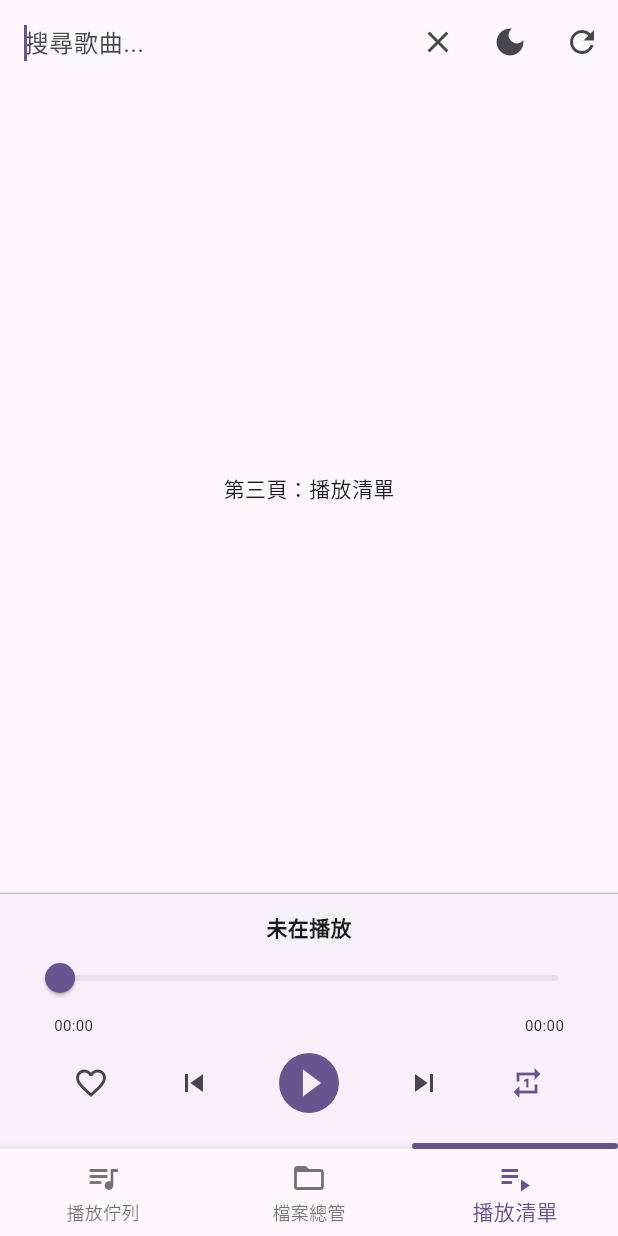
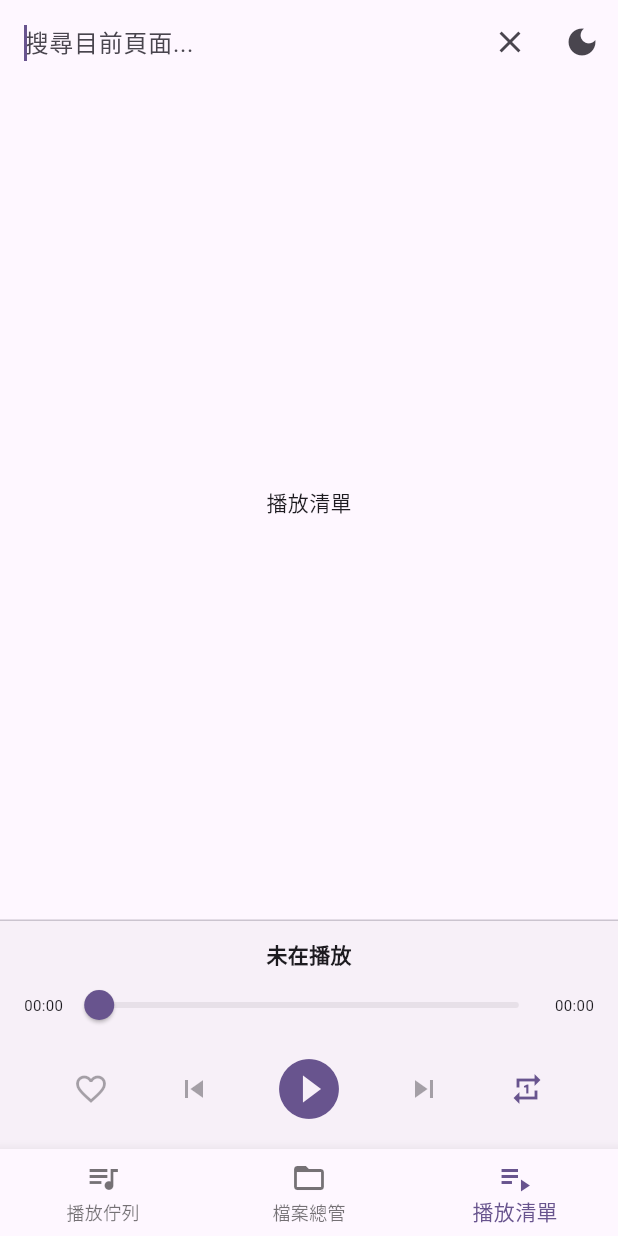
Before and after one commit to lv1codeman/sixer_mp3_player, a Flutter app: the screen it shows after launch, item 3 of the bottom bar chosen, after a tap on the "repeat" icon, after a tap on the "search" icon, on a phone screen of 412 x 824 dp. Run offline on Flutter 3.47's test engine with Material 3 defaults, Android fonts, the phone set to English and light mode, and no system bars; our stand-ins replace audioplayers, permission_handler.

Commit message:
播放佇列、檔案總管的功能區分，檔案總管新增多選功能

```diff
--- a/lib/main.dart
+++ b/lib/main.dart
@@ -44,12 +44,11 @@ class _MainScreenState extends State<MainScreen> {
   final TextEditingController _searchController = TextEditingController();
   final GlobalKey<_FileBrowserPageState> _fileBrowserKey = GlobalKey();
 
-  // --- 播放器狀態 ---
   final AudioPlayer _audioPlayer = AudioPlayer();
+  final List<FileSystemEntity> _playQueue = [];
   String _currentTitle = "未在播放";
-  String _currentPath = ""; // 紀錄目前播放檔案的路徑
+  String _currentPath = "";
   bool _isPlaying = false;
-  bool _isFavorite = false;
   int _playMode = 0;
 
   Duration _duration = Duration.zero;
@@ -59,20 +58,22 @@ class _MainScreenState extends State<MainScreen> {
   @override
   void initState() {
     super.initState();
-    _durationSub = _audioPlayer.onDurationChanged.listen(
-      (d) => setState(() => _duration = d),
-    );
-    _positionSub = _audioPlayer.onPositionChanged.listen(
-      (p) => setState(() => _position = p),
-    );
-    _stateSub = _audioPlayer.onPlayerStateChanged.listen(
-      (s) => setState(() => _isPlaying = s == PlayerState.playing),
-    );
+    _durationSub = _audioPlayer.onDurationChanged.listen((d) {
+      setState(() => _duration = d);
+    });
+    _positionSub = _audioPlayer.onPositionChanged.listen((p) {
+      setState(() => _position = p);
+    });
+    _stateSub = _audioPlayer.onPlayerStateChanged.listen((s) {
+      setState(() => _isPlaying = s == PlayerState.playing);
+    });
     _completeSub = _audioPlayer.onPlayerComplete.listen((event) {
+      if (_selectedIndex == 0) {
         if (_playMode == 1) {
           _audioPlayer.resume();
         } else {
           _playNext();
+        }
       }
     });
   }
@@ -93,24 +94,34 @@ class _MainScreenState extends State<MainScreen> {
     OverlayEntry overlayEntry = OverlayEntry(
       builder: (context) => Positioned(
         top: MediaQuery.of(context).size.height * 0.5,
+        child: SizedBox(
           width: MediaQuery.of(context).size.width,
-        child: DefaultTextStyle(
-          style: const TextStyle(color: Colors.white, fontSize: 14),
           child: Center(
+            child: Material(
+              color: Colors.transparent,
               child: Container(
-              padding: const EdgeInsets.symmetric(horizontal: 24, vertical: 12),
+                padding: const EdgeInsets.symmetric(
+                  horizontal: 24,
+                  vertical: 12,
+                ),
                 decoration: BoxDecoration(
                   color: Colors.black.withValues(alpha: 0.7),
                   borderRadius: BorderRadius.circular(25),
                 ),
-              child: Text(message),
+                child: Text(
+                  message,
+                  style: const TextStyle(color: Colors.white),
+                ),
+              ),
             ),
           ),
         ),
       ),
     );
     overlayState.insert(overlayEntry);
-    Future.delayed(const Duration(seconds: 1), () => overlayEntry.remove());
+    Future.delayed(const Duration(seconds: 1), () {
+      overlayEntry.remove();
+    });
   }
 
   void _handlePlay(String path) async {
@@ -122,24 +133,50 @@ class _MainScreenState extends State<MainScreen> {
     });
   }
 
+  void _addToQueue(List<FileSystemEntity> files) {
+    int addedCount = 0;
+    setState(() {
+      for (var file in files) {
+        if (!_playQueue.any((e) => e.path == file.path)) {
+          _playQueue.add(file);
+          addedCount++;
+        }
+      }
+    });
+    if (addedCount > 0) {
+      _showCenterToast("已加入 $addedCount 首歌曲");
+    } else {
+      _showCenterToast("歌曲已存在於佇列中");
+    }
+  }
+
   void _playNext() {
-    final browserState = _fileBrowserKey.currentState;
-    if (browserState == null || browserState._allFiles.isEmpty) return;
-    List<FileSystemEntity> list = browserState._allFiles;
-    int currentIndex = list.indexWhere((file) => file.path == _currentPath);
+    if (_playQueue.isEmpty) {
+      return;
+    }
+    int currentIndex = _playQueue.indexWhere(
+      (file) => file.path == _currentPath,
+    );
     int nextIndex = _playMode == 2
-        ? Random().nextInt(list.length)
-        : (currentIndex + 1) % list.length;
-    _handlePlay(list[nextIndex].path);
+        ? Random().nextInt(_playQueue.length)
+        : (currentIndex + 1) % _playQueue.length;
+    _handlePlay(_playQueue[nextIndex].path);
   }
 
   void _playPrevious() {
-    final browserState = _fileBrowserKey.currentState;
-    if (browserState == null || browserState._allFiles.isEmpty) return;
-    List<FileSystemEntity> list = browserState._allFiles;
-    int currentIndex = list.indexWhere((file) => file.path == _currentPath);
-    int prevIndex = (currentIndex - 1 + list.length) % list.length;
-    _handlePlay(list[prevIndex].path);
+    if (_playQueue.isEmpty) {
+      return;
+    }
+    int currentIndex = _playQueue.indexWhere(
+      (file) => file.path == _currentPath,
+    );
+    int prevIndex = (currentIndex - 1 + _playQueue.length) % _playQueue.length;
+    _handlePlay(_playQueue[prevIndex].path);
+  }
+
+  String _formatDuration(Duration d) {
+    String twoDigits(int n) => n.toString().padLeft(2, "0");
+    return "${twoDigits(d.inMinutes.remainder(60))}:${twoDigits(d.inSeconds.remainder(60))}";
   }
 
   @override
@@ -158,24 +195,31 @@ class _MainScreenState extends State<MainScreen> {
                   controller: _searchController,
                   autofocus: true,
                   decoration: const InputDecoration(
-                    hintText: '搜尋歌曲...',
+                    hintText: '搜尋目前頁面...',
                     border: InputBorder.none,
                   ),
                   onChanged: (value) => setState(() {}),
                 )
-              : const Text('Sixer MP3 Player'),
+              : Text(
+                  _selectedIndex == 0
+                      ? "播放佇列"
+                      : (_selectedIndex == 1 ? "檔案總管" : "播放清單"),
+                ),
           actions: [
             IconButton(
               icon: Icon(_isSearching ? Icons.close : Icons.search),
-              onPressed: () => setState(() {
+              onPressed: () {
+                setState(() {
                   _isSearching = !_isSearching;
-                if (!_isSearching) _searchController.clear();
-              }),
+                  _searchController.clear();
+                });
+              },
             ),
             IconButton(
               icon: Icon(_isDarkMode ? Icons.light_mode : Icons.dark_mode),
               onPressed: () => setState(() => _isDarkMode = !_isDarkMode),
             ),
+            if (_selectedIndex == 1)
               IconButton(
                 icon: const Icon(Icons.refresh),
                 onPressed: () =>
@@ -189,20 +233,27 @@ class _MainScreenState extends State<MainScreen> {
               child: IndexedStack(
                 index: _selectedIndex,
                 children: [
-                  const Center(child: Text("第一頁：播放佇列")),
+                  QueuePage(
+                    queue: _playQueue,
+                    currentPath: _currentPath,
+                    isDark: _isDarkMode,
+                    onFileTap: _handlePlay,
+                    searchQuery: _searchController.text,
+                  ),
                   FileBrowserPage(
                     key: _fileBrowserKey,
                     searchQuery: _searchController.text,
                     isDark: _isDarkMode,
                     onFileTap: _handlePlay,
-                    currentPlayingPath: _currentPath, // 傳遞目前路徑給子頁面
+                    currentPlayingPath: _currentPath,
+                    onBatchAdd: _addToQueue,
                   ),
-                  const Center(child: Text("第三頁：播放清單")),
+                  const Center(child: Text("播放清單")),
                 ],
               ),
             ),
             const Divider(height: 1),
-            // 播放控制區
+            // --- 控制區 ---
             Container(
               padding: const EdgeInsets.fromLTRB(16, 12, 16, 8),
               color: _isDarkMode
@@ -217,7 +268,14 @@ class _MainScreenState extends State<MainScreen> {
                     overflow: TextOverflow.ellipsis,
                     style: const TextStyle(fontWeight: FontWeight.bold),
                   ),
-                  Slider(
+                  Row(
+                    children: [
+                      Text(
+                        _formatDuration(_position),
+                        style: const TextStyle(fontSize: 10),
+                      ),
+                      Expanded(
+                        child: Slider(
                           value: _position.inSeconds.toDouble(),
                           max: _duration.inSeconds.toDouble() > 0
                               ? _duration.inSeconds.toDouble()
@@ -225,14 +283,6 @@ class _MainScreenState extends State<MainScreen> {
                           onChanged: (v) =>
                               _audioPlayer.seek(Duration(seconds: v.toInt())),
                         ),
-                  Padding(
-                    padding: const EdgeInsets.symmetric(horizontal: 20),
-                    child: Row(
-                      mainAxisAlignment: MainAxisAlignment.spaceBetween,
-                      children: [
-                        Text(
-                          _formatDuration(_position),
-                          style: const TextStyle(fontSize: 10),
                       ),
                       Text(
                         _formatDuration(_duration),
@@ -240,21 +290,16 @@ class _MainScreenState extends State<MainScreen> {
                       ),
                     ],
                   ),
-                  ),
                   Row(
                     mainAxisAlignment: MainAxisAlignment.spaceEvenly,
                     children: [
-                      IconButton(
-                        icon: Icon(
-                          _isFavorite ? Icons.favorite : Icons.favorite_border,
-                        ),
-                        color: _isFavorite ? Colors.red : null,
-                        onPressed: () =>
-                            setState(() => _isFavorite = !_isFavorite),
+                      const IconButton(
+                        icon: Icon(Icons.favorite_border),
+                        onPressed: null,
                       ),
                       IconButton(
                         icon: const Icon(Icons.skip_previous),
-                        onPressed: _playPrevious,
+                        onPressed: _selectedIndex == 0 ? _playPrevious : null,
                       ),
                       IconButton(
                         iconSize: 48,
@@ -270,9 +315,16 @@ class _MainScreenState extends State<MainScreen> {
                       ),
                       IconButton(
                         icon: const Icon(Icons.skip_next),
-                        onPressed: _playNext,
+                        onPressed: _selectedIndex == 0 ? _playNext : null,
                       ),
-                      IconButton(
+                      _selectedIndex == 1
+                          ? IconButton(
+                              icon: const Icon(Icons.add_circle_outline),
+                              color: colorScheme.primary,
+                              onPressed: () => _fileBrowserKey.currentState
+                                  ?._addSelectedToQueue(),
+                            )
+                          : IconButton(
                               icon: Icon(
                                 _playMode == 0
                                     ? Icons.repeat
@@ -295,42 +347,17 @@ class _MainScreenState extends State<MainScreen> {
                 ],
               ),
             ),
-            // 指示條
-            Stack(
-              children: [
-                Container(
-                  height: 4,
-                  color: colorScheme.surfaceContainerHighest.withValues(
-                    alpha: 0.3,
-                  ),
-                ),
-                AnimatedAlign(
-                  duration: const Duration(milliseconds: 250),
-                  curve: Curves.easeInOut,
-                  alignment: Alignment(
-                    _selectedIndex == 0
-                        ? -1.0
-                        : (_selectedIndex == 1 ? 0.0 : 1.0),
-                    0,
-                  ),
-                  child: FractionallySizedBox(
-                    widthFactor: 1 / 3,
-                    child: Container(
-                      height: 4,
-                      decoration: BoxDecoration(
-                        color: colorScheme.primary,
-                        borderRadius: BorderRadius.circular(2),
-                      ),
-                    ),
-                  ),
-                ),
-              ],
-            ),
           ],
         ),
         bottomNavigationBar: BottomNavigationBar(
           currentIndex: _selectedIndex,
-          onTap: (i) => setState(() => _selectedIndex = i),
+          onTap: (i) {
+            setState(() {
+              _selectedIndex = i;
+              _isSearching = false;
+              _searchController.clear();
+            });
+          },
           items: const [
             BottomNavigationBarItem(
               icon: Icon(Icons.queue_music),
@@ -349,26 +376,92 @@ class _MainScreenState extends State<MainScreen> {
       ),
     );
   }
+}
 
-  String _formatDuration(Duration d) {
-    String twoDigits(int n) => n.toString().padLeft(2, "0");
-    return "${twoDigits(d.inMinutes.remainder(60))}:${twoDigits(d.inSeconds.remainder(60))}";
+// --- 其餘 QueuePage 與 FileBrowserPage 邏輯同上，僅修正 if 語法 ---
+class QueuePage extends StatelessWidget {
+  final List<FileSystemEntity> queue;
+  final String currentPath;
+  final bool isDark;
+  final Function(String) onFileTap;
+  final String searchQuery;
+
+  const QueuePage({
+    super.key,
+    required this.queue,
+    required this.currentPath,
+    required this.isDark,
+    required this.onFileTap,
+    required this.searchQuery,
+  });
+
+  @override
+  Widget build(BuildContext context) {
+    final filteredQueue = queue
+        .where(
+          (file) => file.path
+              .split('/')
+              .last
+              .toLowerCase()
+              .contains(searchQuery.toLowerCase()),
+        )
+        .toList();
+
+    return Column(
+      children: [
+        Container(
+          width: double.infinity,
+          padding: const EdgeInsets.symmetric(vertical: 8, horizontal: 16),
+          color: isDark ? Colors.black26 : Colors.grey[200],
+          child: Text(
+            "佇列中找到 ${filteredQueue.length} 首",
+            style: const TextStyle(fontSize: 12),
+          ),
+        ),
+        Expanded(
+          child: ListView.builder(
+            itemCount: filteredQueue.length,
+            itemBuilder: (context, index) {
+              final file = filteredQueue[index];
+              final bool isSelected = file.path == currentPath;
+              return ListTile(
+                tileColor: isSelected
+                    ? Theme.of(context).colorScheme.secondaryContainer
+                    : null,
+                leading: Icon(isSelected ? Icons.volume_up : Icons.music_note),
+                title: Text(
+                  file.path.split('/').last,
+                  maxLines: 1,
+                  overflow: TextOverflow.ellipsis,
+                ),
+                subtitle: Text(
+                  file.path,
+                  style: const TextStyle(fontSize: 10),
+                  maxLines: 1,
+                ),
+                onTap: () => onFileTap(file.path),
+              );
+            },
+          ),
+        ),
+      ],
+    );
   }
 }
 
-// --- FileBrowserPage 實作 ---
 class FileBrowserPage extends StatefulWidget {
   final String searchQuery;
   final bool isDark;
   final Function(String) onFileTap;
-  final String currentPlayingPath; // 新增：傳入目前播放路徑
-
+  final String currentPlayingPath;
+  final Function(List<FileSystemEntity>) onBatchAdd;
   const FileBrowserPage({
     super.key,
     required this.searchQuery,
     required this.isDark,
     required this.onFileTap,
     required this.currentPlayingPath,
+    required this.onBatchAdd,
   });
 
   @override
@@ -377,16 +470,34 @@ class FileBrowserPage extends StatefulWidget {
 
 class _FileBrowserPageState extends State<FileBrowserPage> {
   List<FileSystemEntity> _allFiles = [];
+  final Set<String> _selectedPaths = {};
   bool _isScanning = false;
+  bool _isMultiSelectMode = false;
 
-  @override
-  void initState() {
-    super.initState();
-    _checkPermissionAndScan();
+  void _addSelectedToQueue() {
+    if (_isMultiSelectMode && _selectedPaths.isNotEmpty) {
+      List<FileSystemEntity> toAdd = _allFiles
+          .where((f) => _selectedPaths.contains(f.path))
+          .toList();
+      widget.onBatchAdd(toAdd);
+      setState(() {
+        _isMultiSelectMode = false;
+        _selectedPaths.clear();
+      });
+    } else {
+      final currentFile = _allFiles
+          .where((f) => f.path == widget.currentPlayingPath)
+          .toList();
+      if (currentFile.isNotEmpty) {
+        widget.onBatchAdd(currentFile);
+      }
+    }
   }
 
   Future<void> _checkPermissionAndScan() async {
-    if (_isScanning) return;
+    if (_isScanning) {
+      return;
+    }
     var status = await Permission.audio.request();
     if (status.isGranted) {
       _startSafeScan();
@@ -394,7 +505,9 @@ class _FileBrowserPageState extends State<FileBrowserPage> {
   }
 
   Future<void> _startSafeScan() async {
-    setState(() => _isScanning = true);
+    setState(() {
+      _isScanning = true;
+    });
     final rootDir = Directory('/storage/emulated/0');
     List<FileSystemEntity> foundFiles = [];
     Future<void> safeScan(Directory dir) async {
@@ -403,20 +516,14 @@ class _FileBrowserPageState extends State<FileBrowserPage> {
         for (var entity in entities) {
           if (entity is File) {
             String path = entity.path.toLowerCase();
-            if (path.endsWith('.mp3') ||
-                path.endsWith('.m4a') ||
-                path.endsWith('.wav')) {
+            if (path.endsWith('.mp3') || path.endsWith('.m4a')) {
               foundFiles.add(entity);
             }
-          } else if (entity is Directory) {
-            if (!entity.path.contains('/Android')) {
+          } else if (entity is Directory && !entity.path.contains('/Android')) {
             await safeScan(entity);
           }
         }
-        }
-      } catch (e) {
-        debugPrint("Skip: ${dir.path}");
-      }
+      } catch (e) {}
     }
 
     await safeScan(rootDir);
@@ -430,7 +537,6 @@ class _FileBrowserPageState extends State<FileBrowserPage> {
 
   @override
   Widget build(BuildContext context) {
-    final colorScheme = Theme.of(context).colorScheme;
     final filteredFiles = _allFiles
         .where(
           (file) => file.path
@@ -447,12 +553,26 @@ class _FileBrowserPageState extends State<FileBrowserPage> {
           width: double.infinity,
           padding: const EdgeInsets.symmetric(vertical: 8, horizontal: 16),
           color: widget.isDark ? Colors.black26 : Colors.grey[200],
-          child: Text(
-            "共找到  (${filteredFiles.length} 首)",
+          child: Row(
+            mainAxisAlignment: MainAxisAlignment.spaceBetween,
+            children: [
+              Text(
+                "檔案庫找到 (${filteredFiles.length} 首)",
                 style: const TextStyle(fontSize: 12),
               ),
+              if (_isMultiSelectMode)
+                TextButton(
+                  onPressed: () {
+                    setState(() {
+                      _isMultiSelectMode = false;
+                      _selectedPaths.clear();
+                    });
+                  },
+                  child: const Text("取消多選", style: TextStyle(fontSize: 12)),
                 ),
-        const Divider(height: 1),
+            ],
+          ),
+        ),
         Expanded(
           child: _isScanning
               ? const Center(child: CircularProgressIndicator())
@@ -460,44 +580,59 @@ class _FileBrowserPageState extends State<FileBrowserPage> {
                   itemCount: filteredFiles.length,
                   itemBuilder: (context, index) {
                     final file = filteredFiles[index];
-                    // --- 關鍵邏輯：比對路徑 ---
                     final bool isSelected =
                         file.path == widget.currentPlayingPath;
+                    final bool isChecked = _selectedPaths.contains(file.path);
 
                     return ListTile(
-                      // 若選中，背景變色
                       tileColor: isSelected
-                          ? colorScheme.secondaryContainer
+                          ? Theme.of(context).colorScheme.secondaryContainer
                           : null,
-                      leading: CircleAvatar(
-                        backgroundColor: isSelected
-                            ? colorScheme.primary
-                            : colorScheme.primaryContainer,
-                        child: Icon(
-                          isSelected ? Icons.volume_up : Icons.music_note,
-                          color: isSelected
-                              ? colorScheme.onPrimary
-                              : colorScheme.onPrimaryContainer,
-                        ),
+                      leading: _isMultiSelectMode
+                          ? Checkbox(
+                              value: isChecked,
+                              onChanged: (val) {
+                                setState(() {
+                                  if (val == true) {
+                                    _selectedPaths.add(file.path);
+                                  } else {
+                                    _selectedPaths.remove(file.path);
+                                  }
+                                });
+                              },
+                            )
+                          : Icon(
+                              isSelected ? Icons.headphones : Icons.music_note,
                             ),
                       title: Text(
                         file.path.split('/').last,
                         maxLines: 1,
                         overflow: TextOverflow.ellipsis,
-                        style: TextStyle(
-                          fontWeight: isSelected
-                              ? FontWeight.bold
-                              : FontWeight.normal,
-                          color: isSelected
-                              ? colorScheme.onSecondaryContainer
-                              : null,
-                        ),
                       ),
                       subtitle: Text(
                         file.path,
                         style: const TextStyle(fontSize: 10),
+                        maxLines: 1,
                       ),
-                      onTap: () => widget.onFileTap(file.path),
+                      onLongPress: () {
+                        setState(() {
+                          _isMultiSelectMode = true;
+                          _selectedPaths.add(file.path);
+                        });
+                      },
+                      onTap: () {
+                        if (_isMultiSelectMode) {
+                          setState(() {
+                            if (isChecked) {
+                              _selectedPaths.remove(file.path);
+                            } else {
+                              _selectedPaths.add(file.path);
+                            }
+                          });
+                        } else {
+                          widget.onFileTap(file.path);
+                        }
+                      },
                     );
                   },
                 ),
```
Lines whose indentation alone changed are shown as unchanged.
